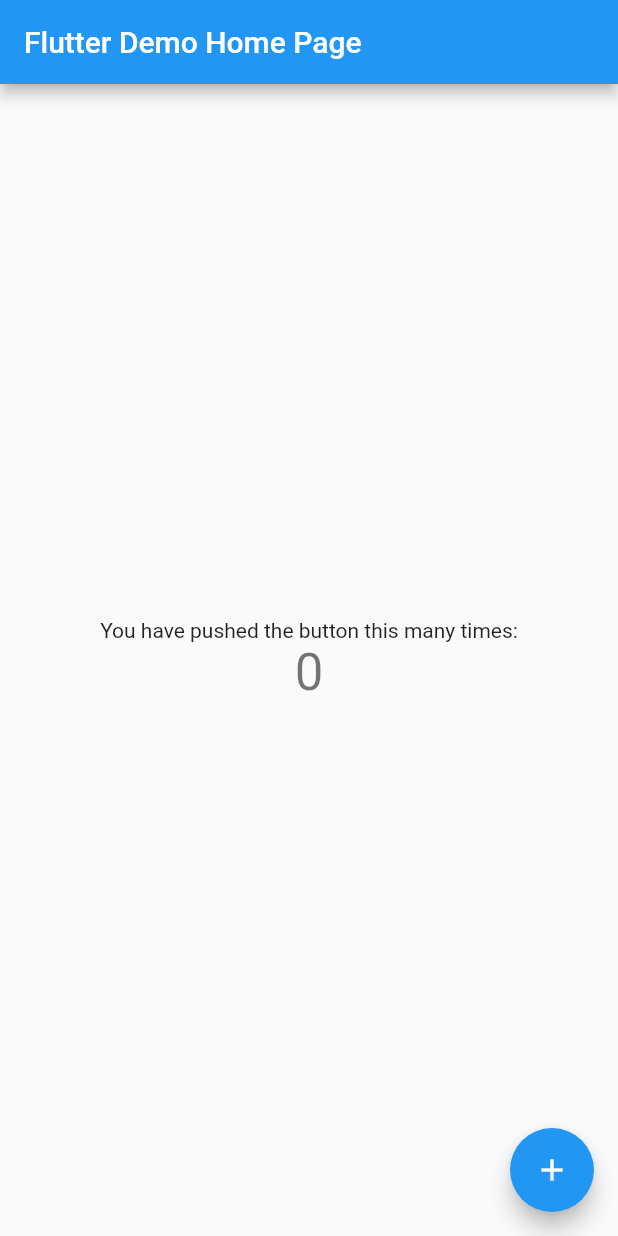
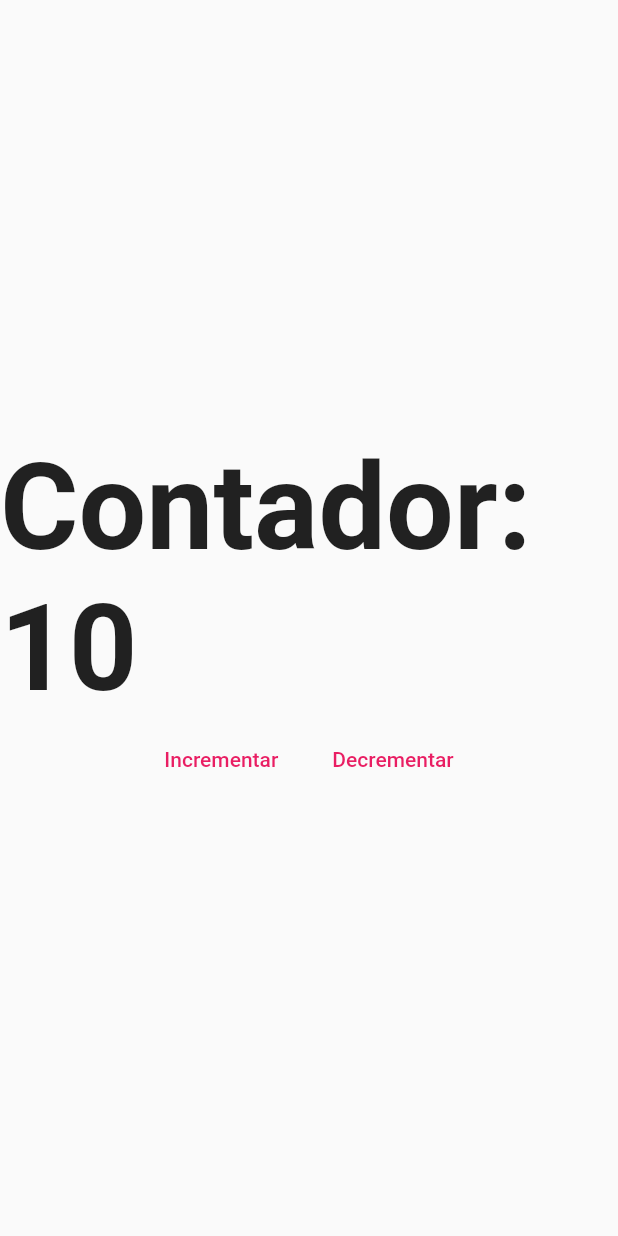
Before and after one commit to jahurtadod/demo-flutter, a Flutter app: the screen it shows after launch, on a phone screen of 412 x 824 dp. Run offline on Flutter 3.47's test engine with Material 2 defaults, Android fonts, the phone set to English and light mode, and no system bars.

Commit message:
Add counter_page

```diff
--- a/lib/main.dart
+++ b/lib/main.dart
@@ -1,114 +1,15 @@
 import 'package:flutter/material.dart';
+import 'package:flutter_application_1/ui/pages/counter_page.dart';
 
-void main() {
-  runApp(MyApp());
-}
+void main() => runApp(MyApp());
 
 class MyApp extends StatelessWidget {
-  // This widget is the root of your application.
   @override
   Widget build(BuildContext context) {
     return MaterialApp(
-      title: 'Flutter Demo',
-      theme: ThemeData(
-        // This is the theme of your application.
-        //
-        // Try running your application with "flutter run". You'll see the
-        // application has a blue toolbar. Then, without quitting the app, try
-        // changing the primarySwatch below to Colors.green and then invoke
-        // "hot reload" (press "r" in the console where you ran "flutter run",
-        // or simply save your changes to "hot reload" in a Flutter IDE).
-        // Notice that the counter didn't reset back to zero; the application
-        // is not restarted.
-        primarySwatch: Colors.blue,
-      ),
-      home: MyHomePage(title: 'Flutter Demo Home Page'),
+      title: 'RutasApp',
+      initialRoute: '/stateful',
+      routes: {'/stateful': (_) => CounterPage()},
     );
   }
 }
-
-class MyHomePage extends StatefulWidget {
-  MyHomePage({Key? key, required this.title}) : super(key: key);
-
-  // This widget is the home page of your application. It is stateful, meaning
-  // that it has a State object (defined below) that contains fields that affect
-  // how it looks.
-
-  // This class is the configuration for the state. It holds the values (in this
-  // case the title) provided by the parent (in this case the App widget) and
-  // used by the build method of the State. Fields in a Widget subclass are
-  // always marked "final".
-
-  final String title;
-
-  @override
-  _MyHomePageState createState() => _MyHomePageState();
-}
-
-class _MyHomePageState extends State<MyHomePage> {
-  int _counter = 0;
-
-  void _incrementCounter() {
-    setState(() {
-      // This call to setState tells the Flutter framework that something has
-      // changed in this State, which causes it to rerun the build method below
-      // so that the display can reflect the updated values. If we changed
-      // _counter without calling setState(), then the build method would not be
-      // called again, and so nothing would appear to happen.
-      _counter++;
-    });
-  }
-
-  @override
-  Widget build(BuildContext context) {
-    // This method is rerun every time setState is called, for instance as done
-    // by the _incrementCounter method above.
-    //
-    // The Flutter framework has been optimized to make rerunning build methods
-    // fast, so that you can just rebuild anything that needs updating rather
-    // than having to individually change instances of widgets.
-    return Scaffold(
-      appBar: AppBar(
-        // Here we take the value from the MyHomePage object that was created by
-        // the App.build method, and use it to set our appbar title.
-        title: Text(widget.title),
-      ),
-      body: Center(
-        // Center is a layout widget. It takes a single child and positions it
-        // in the middle of the parent.
-        child: Column(
-          // Column is also a layout widget. It takes a list of children and
-          // arranges them vertically. By default, it sizes itself to fit its
-          // children horizontally, and tries to be as tall as its parent.
-          //
-          // Invoke "debug painting" (press "p" in the console, choose the
-          // "Toggle Debug Paint" action from the Flutter Inspector in Android
-          // Studio, or the "Toggle Debug Paint" command in Visual Studio Code)
-          // to see the wireframe for each widget.
-          //
-          // Column has various properties to control how it sizes itself and
-          // how it positions its children. Here we use mainAxisAlignment to
-          // center the children vertically; the main axis here is the vertical
-          // axis because Columns are vertical (the cross axis would be
-          // horizontal).
-          mainAxisAlignment: MainAxisAlignment.center,
-          children: <Widget>[
-            Text(
-              'You have pushed the button this many times:',
-            ),
-            Text(
-              '$_counter',
-              style: Theme.of(context).textTheme.headline4,
-            ),
-          ],
-        ),
-      ),
-      floatingActionButton: FloatingActionButton(
-        onPressed: _incrementCounter,
-        tooltip: 'Increment',
-        child: Icon(Icons.add),
-      ), // This trailing comma makes auto-formatting nicer for build methods.
-      // floatingActionButtonLocation: FloatingActionButtonLocation.centerDocked,
-    );
-  }
-}
--- /dev/null
+++ b/lib/ui/pages/counter_page.dart
@@ -0,0 +1,42 @@
+import 'package:flutter/material.dart';
+
+import 'package:flutter_application_1/ui/shared/custom_flat_button.dart';
+
+class CounterPage extends StatefulWidget {
+  const CounterPage({Key? key}) : super(key: key);
+
+  @override
+  _CounterPageState createState() => _CounterPageState();
+}
+
+class _CounterPageState extends State<CounterPage> {
+  int counter = 10;
+
+  @override
+  Widget build(BuildContext context) {
+    return Scaffold(
+      body: Column(
+        mainAxisAlignment: MainAxisAlignment.center,
+        children: [
+          Text(
+            'Contador: $counter',
+            style: TextStyle(fontSize: 80, fontWeight: FontWeight.bold),
+          ),
+          Row(
+            mainAxisAlignment: MainAxisAlignment.center,
+            children: [
+              CustomFlatButton(
+                text: 'Incrementar',
+                onPressed: () => setState(() => counter++),
+              ),
+              CustomFlatButton(
+                text: 'Decrementar',
+                onPressed: () => setState(() => counter--),
+              ),
+            ],
+          )
+        ],
+      ),
+    );
+  }
+}
--- /dev/null
+++ b/lib/ui/shared/custom_flat_button.dart
@@ -0,0 +1,28 @@
+import 'package:flutter/material.dart';
+
+class CustomFlatButton extends StatelessWidget {
+  const CustomFlatButton({
+    Key? key,
+    required this.text,
+    required this.onPressed,
+    this.color = Colors.pink,
+  }) : super(key: key);
+
+  final String text;
+  final Color color;
+  final Function onPressed;
+
+  @override
+  Widget build(BuildContext context) {
+    return TextButton(
+      style: TextButton.styleFrom(
+        primary: this.color,
+      ),
+      onPressed: () => this.onPressed(),
+      child: Padding(
+        padding: const EdgeInsets.all(10.0),
+        child: Text(this.text),
+      ),
+    );
+  }
+}
```
Also changed, not shown: pubspec.lock.
